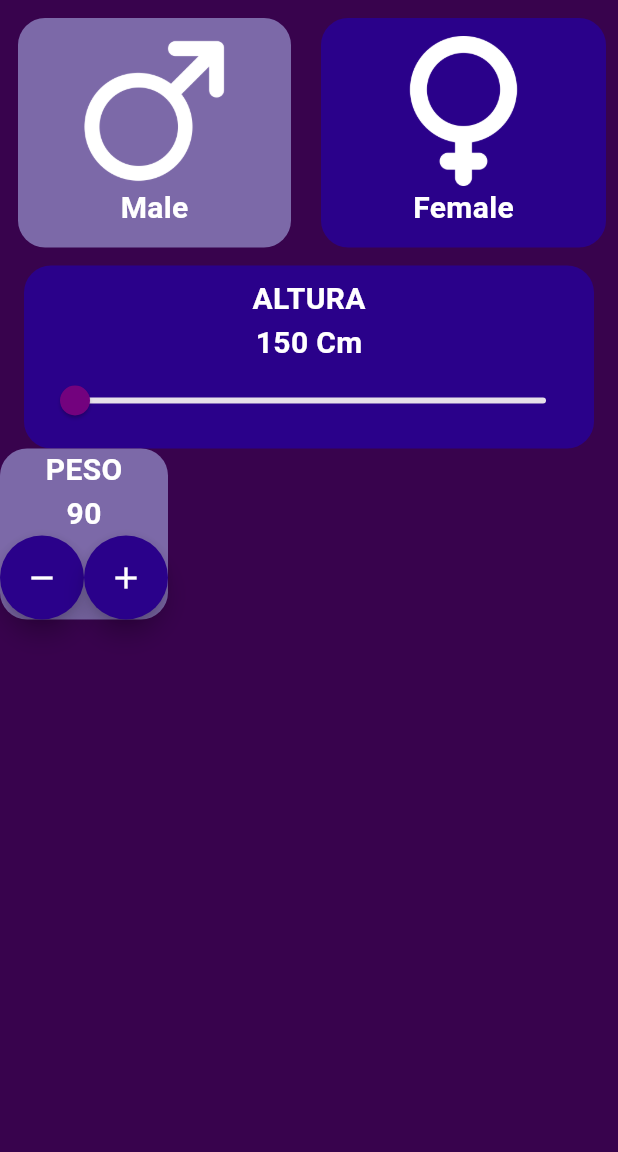
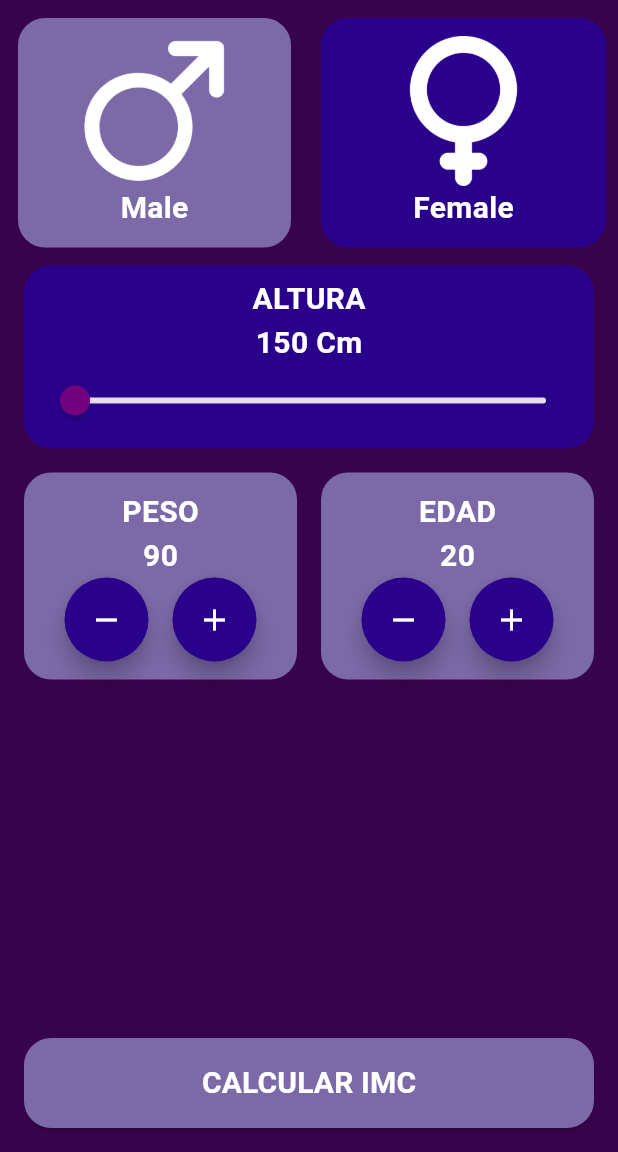
Before and after one commit to taddeiPablo/Flutter_Projects, a Flutter app: the screen it shows after launch, on a phone screen of 412 x 824 dp, the part 84-1236 px from its top. Run offline on Flutter 3.47's test engine with Material 3 defaults, Android fonts, the light colour scheme and no system bars; missing offline and left inert: dart:ffi.

Commit message:
continuando con el curso
terminada la primer pantalla continuando con las siguientes

```diff
--- a/flutter1/imc_calculator_app/lib/components/number_selector.dart
+++ b/flutter1/imc_calculator_app/lib/components/number_selector.dart
@@ -6,9 +6,18 @@ import 'package:imc_calculator_app/core/app_text_styles.dart';
 class NumberSelector extends StatefulWidget {
   final String title;
   final int value;
-
+  // funcion por la cual vamos a incrementar el valor
+  final Function() onIncrement;
+  // funcion por la cual vamos a restar el valor
+  final Function() onDecrement;
   //
-  const NumberSelector({super.key, required this.title, required this.value});
+  const NumberSelector({
+    super.key,
+    required this.title,
+    required this.value,
+    required this.onIncrement,
+    required this.onDecrement,
+  });
 
   //
   @override
@@ -25,6 +34,8 @@ class _NumberSelectorState extends State<NumberSelector> {
         color: AppColors.quinary,
         borderRadius: BorderRadius.circular(18),
       ),
+      child: Padding(
+        padding: const EdgeInsets.all(12.0),
         child: Column(
           children: [
             Text(widget.title, style: AppTextStyles.genderTitleSeleted),
@@ -33,15 +44,23 @@ class _NumberSelectorState extends State<NumberSelector> {
               style: AppTextStyles.genderTitleSeleted,
             ),
             Row(
+              mainAxisAlignment: MainAxisAlignment.center,
               children: [
+                // boton de restar
                 FloatingActionButton(
-                onPressed: () {},
+                  onPressed: () {
+                    widget.onDecrement();
+                  },
                   shape: CircleBorder(),
                   backgroundColor: AppColors.tertiary,
                   child: Icon(Icons.remove, color: AppColors.quaternary),
                 ),
+                SizedBox(width: 16),
+                // boton de sumar
                 FloatingActionButton(
-                onPressed: () {},
+                  onPressed: () {
+                    widget.onIncrement();
+                  },
                   shape: CircleBorder(),
                   backgroundColor: AppColors.tertiary,
                   child: Icon(Icons.add, color: AppColors.quaternary),
@@ -50,6 +69,7 @@ class _NumberSelectorState extends State<NumberSelector> {
             ),
           ],
         ),
+      ),
     );
   }
 }
--- a/flutter1/imc_calculator_app/lib/screens/imc_home_screen.dart
+++ b/flutter1/imc_calculator_app/lib/screens/imc_home_screen.dart
@@ -3,6 +3,8 @@ import 'package:flutter/material.dart';
 import 'package:imc_calculator_app/components/gender_selector.dart';
 import 'package:imc_calculator_app/components/height_selector.dart';
 import 'package:imc_calculator_app/components/number_selector.dart';
+import 'package:imc_calculator_app/core/app_colors.dart';
+import 'package:imc_calculator_app/core/app_text_styles.dart';
 
 // aqui declaro la clase ImcHomeScreen que utilizare como una screen
 // o view de nuestra app
@@ -21,6 +23,8 @@ class ImcHomeScreen extends StatefulWidget {
 // y que me permitira manejar los estados de la clase ImcHomeScreen
 // ademas esta clase notese que es privada.
 class _ImcHomeScreenState extends State<ImcHomeScreen> {
+  int selectedAge = 20;
+  int selectedWight = 90;
   // aqui se implementa el metodo build que me permitira construir
   // la vista de la pantalla.
   // en este caso se retorna un Column que contiene un widget GenderSelector
@@ -30,11 +34,68 @@ class _ImcHomeScreenState extends State<ImcHomeScreen> {
       children: [
         GenderSelector(),
         HeightSelector(),
-        Row(
-          children: [
-            NumberSelector(title: "PESO", value: 90),
-            //NumberSelector(title: "EDAD", value: 20),
-          ],
+        Padding(
+          padding: const EdgeInsets.all(16),
+          child: Row(
+            children: [
+              Expanded(
+                child: NumberSelector(
+                  title: "PESO",
+                  value: selectedWight,
+                  onDecrement: () {
+                    setState(() {
+                      selectedWight--;
+                    });
+                  },
+                  onIncrement: () {
+                    setState(() {
+                      selectedWight++;
+                    });
+                  },
+                ),
+              ),
+              SizedBox(width: 16),
+              Expanded(
+                child: NumberSelector(
+                  title: "EDAD",
+                  value: selectedAge,
+                  onDecrement: () {
+                    setState(() {
+                      selectedAge--;
+                    });
+                  },
+                  onIncrement: () {
+                    setState(() {
+                      selectedAge++;
+                    });
+                  },
+                ),
+              ),
+            ],
+          ),
+        ),
+        Spacer(),
+        Padding(
+          padding: const EdgeInsets.all(16),
+          child: SizedBox(
+            height: 60,
+            width: double.infinity,
+            child: ElevatedButton(
+              onPressed: () {},
+              style: ButtonStyle(
+                shape: WidgetStateProperty.all(
+                  RoundedRectangleBorder(
+                    borderRadius: BorderRadius.circular(18),
+                  ),
+                ),
+                backgroundColor: WidgetStateProperty.all(AppColors.quinary),
+              ),
+              child: Text(
+                "CALCULAR IMC",
+                style: AppTextStyles.genderTitleSeleted,
+              ),
+            ),
+          ),
         ),
       ],
     );
```
Lines whose indentation alone changed are shown as unchanged.
